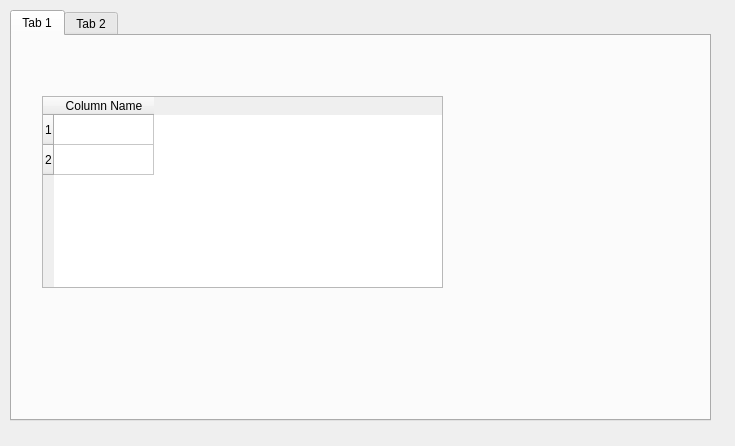
Qt form qrgui/editor/databases/tableMenuWidget.ui (qreal/qreal) before a commit.
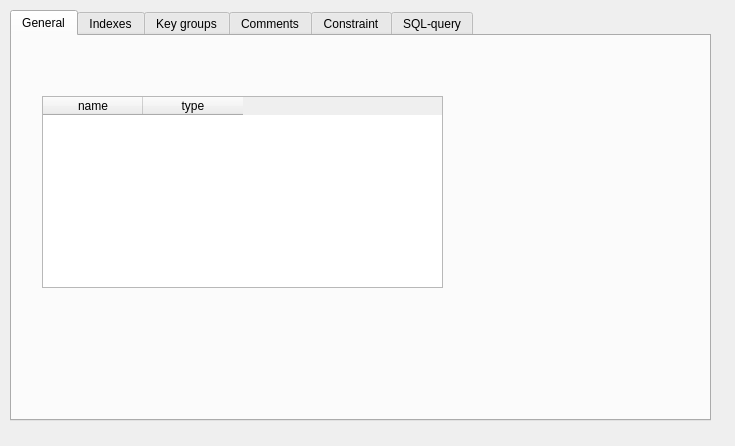
The same form after that commit.

Commit message: Column table filling in table menu

The edit to the form file:
```diff
--- a/qrgui/editor/databases/tableMenuWidget.ui
+++ b/qrgui/editor/databases/tableMenuWidget.ui
@@ -27,7 +27,7 @@
    </property>
    <widget class="QWidget" name="tab">
     <attribute name="title">
-     <string>Tab 1</string>
+     <string>General</string>
     </attribute>
     <widget class="QTableWidget" name="tableWidget">
      <property name="geometry">
@@ -38,26 +38,41 @@
        <height>192</height>
       </rect>
      </property>
-     <row>
+     <column>
       <property name="text">
-       <string>1</string>
+       <string>name</string>
       </property>
-     </row>
-     <row>
-      <property name="text">
-       <string>2</string>
-      </property>
-     </row>
+     </column>
      <column>
       <property name="text">
-       <string>Column Name</string>
+       <string>type</string>
       </property>
      </column>
     </widget>
    </widget>
+   <widget class="QWidget" name="tab_3">
+    <attribute name="title">
+     <string>Indexes</string>
+    </attribute>
+   </widget>
+   <widget class="QWidget" name="widget">
+    <attribute name="title">
+     <string>Key groups</string>
+    </attribute>
+   </widget>
    <widget class="QWidget" name="tab_2">
     <attribute name="title">
-     <string>Tab 2</string>
+     <string>Comments</string>
+    </attribute>
+   </widget>
+   <widget class="QWidget" name="tab_4">
+    <attribute name="title">
+     <string>Constraint</string>
+    </attribute>
+   </widget>
+   <widget class="QWidget" name="tab_5">
+    <attribute name="title">
+     <string>SQL-query</string>
     </attribute>
    </widget>
   </widget>
```
Left out of the diff: 4 changed lines with no effect on the pictures. The commit also changes 7 other files.
